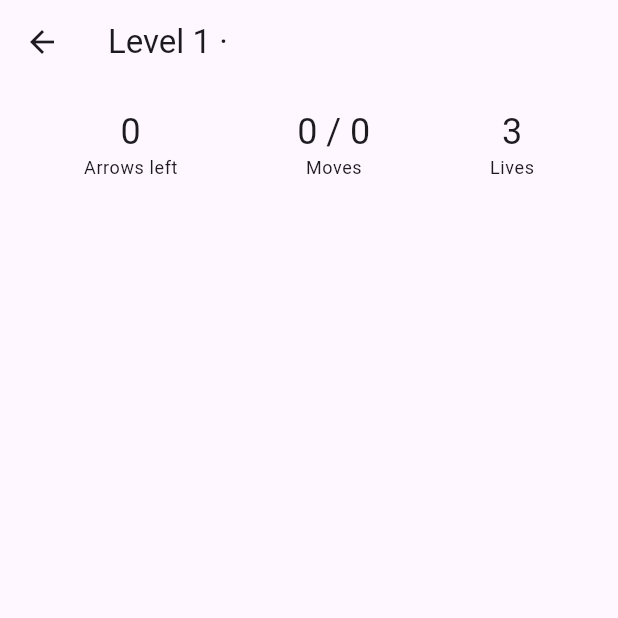
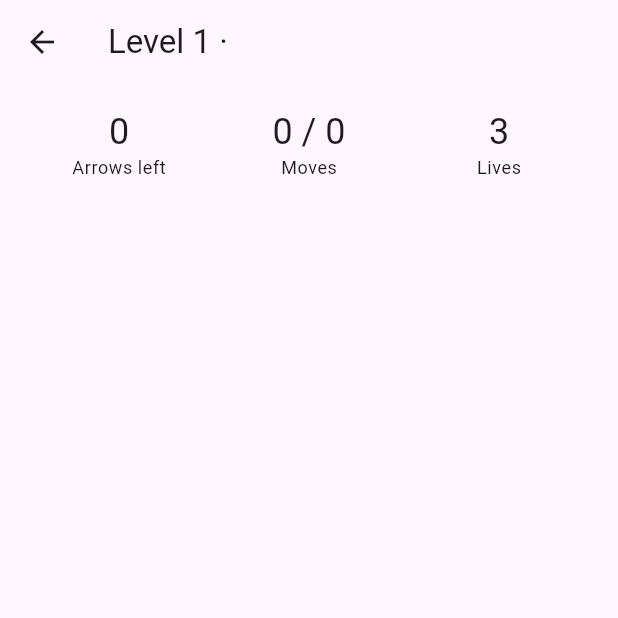
Before and after one commit to faleon24/arrow-maze-app, a Flutter app: the GameScreen screen opened directly with empty values, on a phone screen of 412 x 824 dp, the top half of it. Run offline on Flutter 3.47's test engine with Material 3 defaults, Android fonts, the phone set to English and light mode, and no system bars; our stand-ins replace shared_preferences; accounts and stored records are empty.

Commit message:
feat(game): fix status bar layout and add next-level flow

```diff
--- a/lib/presentation/screens/game_screen.dart
+++ b/lib/presentation/screens/game_screen.dart
@@ -15,7 +15,23 @@ import '../widgets/cell_widget.dart';
 class GameScreen extends StatefulWidget {
   final LevelModel level;
 
-  const GameScreen({super.key, required this.level});
+  // The full catalog and this level's position in it, so the game can
+  // offer "next level" on a win. Optional: if not provided, no next.
+  final List<LevelModel>? catalog;
+  final int? indexInCatalog;
+
+  const GameScreen({
+    super.key,
+    required this.level,
+    this.catalog,
+    this.indexInCatalog,
+  });
+
+  LevelModel? get nextLevel {
+    if (catalog == null || indexInCatalog == null) return null;
+    final next = indexInCatalog! + 1;
+    return next < catalog!.length ? catalog![next] : null;
+  }
 
   @override
   State<GameScreen> createState() => _GameScreenState();
@@ -109,7 +125,7 @@ class _GameScreenState extends State<GameScreen> {
                   '${_saveError == null ? 'Progress saved.' : 'Could not save: $_saveError'}'
               : 'The board still has ${_session.arrowsRemaining} arrows. Try again!',
         ),
-        actions: [
+actions: [
           TextButton(
             onPressed: () {
               Navigator.of(context).pop();
@@ -124,6 +140,24 @@ class _GameScreenState extends State<GameScreen> {
             },
             child: const Text('Play again'),
           ),
+          // Only on a win, and only if there is a next level.
+          if (won && widget.nextLevel != null)
+            FilledButton(
+              onPressed: () {
+                final next = widget.nextLevel!;
+                Navigator.of(context).pop(); // close dialog
+                Navigator.of(context).pushReplacement(
+                  MaterialPageRoute(
+                    builder: (_) => GameScreen(
+                      level: next,
+                      catalog: widget.catalog,
+                      indexInCatalog: widget.indexInCatalog! + 1,
+                    ),
+                  ),
+                );
+              },
+              child: const Text('Next level'),
+            ),
         ],
       ),
     );
@@ -188,14 +222,22 @@ class _StatusBar extends StatelessWidget {
 
   const _StatusBar({required this.session});
 
-  @override
+ @override
   Widget build(BuildContext context) {
     return Row(
-      mainAxisAlignment: MainAxisAlignment.spaceAround,
       children: [
-        _Stat(label: 'Arrows left', value: '${session.arrowsRemaining}'),
-        _Stat(label: 'Moves', value: '${session.movesUsed} / ${session.moveLimit}'),
-        _Stat(label: 'Lives', value: '${session.lives}'),
+        Expanded(
+          child: _Stat(label: 'Arrows left', value: '${session.arrowsRemaining}'),
+        ),
+        Expanded(
+          child: _Stat(
+            label: 'Moves',
+            value: '${session.movesUsed} / ${session.moveLimit}',
+          ),
+        ),
+        Expanded(
+          child: _Stat(label: 'Lives', value: '${session.lives}'),
+        ),
       ],
     );
   }
```
